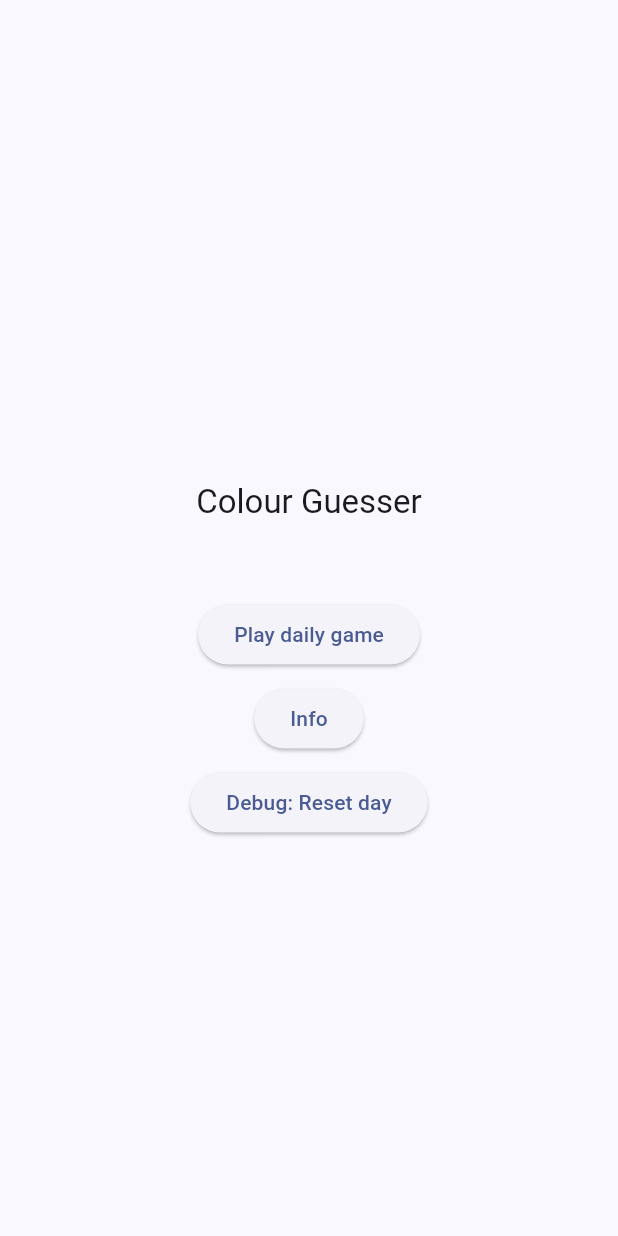
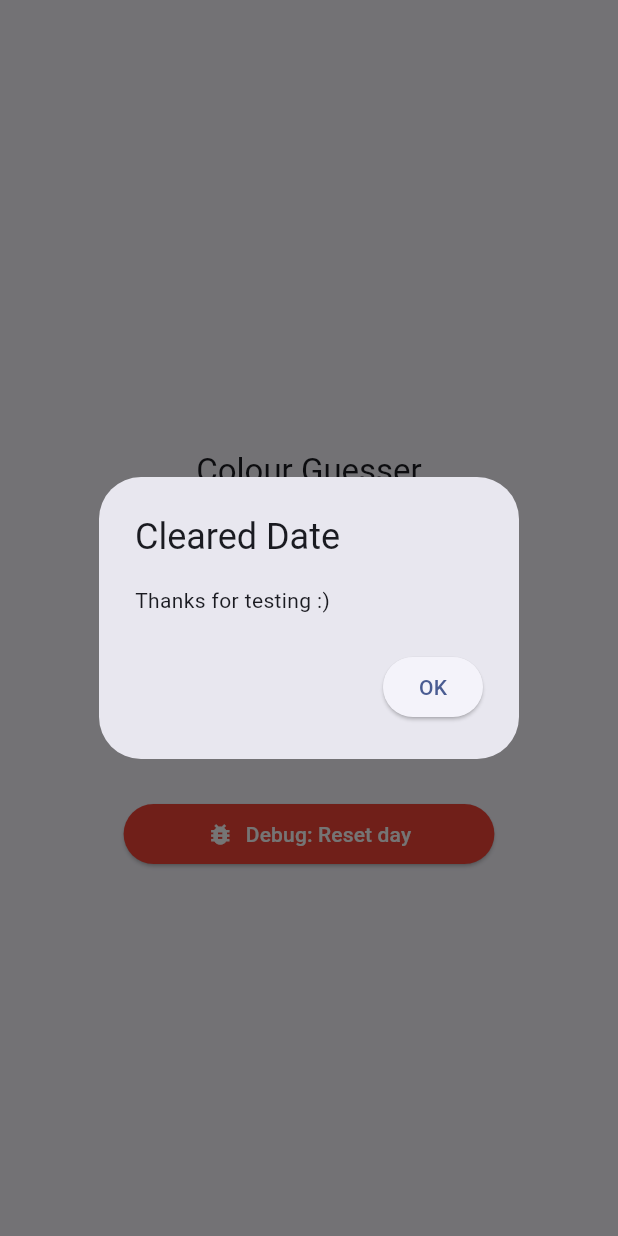
Before and after one commit to simonerlic/colour-guesser, a Flutter app: the screen it shows after launch, after a tap on "Debug: Reset day", on a phone screen of 412 x 824 dp. Run offline on Flutter 3.47's test engine with Material 2 defaults, Android fonts, the phone set to English and light mode, and no system bars; our stand-ins replace shared_preferences.

Commit message:
Update main menu to be a little more representable

```diff
--- a/lib/main.dart
+++ b/lib/main.dart
@@ -43,7 +43,8 @@ class StartPage extends StatelessWidget {
           context: context,
           builder: (context) => AlertDialog(
             title: const Text("Already Played"),
-            content: const Text("You've already played today. Come back tomorrow!"),
+            content:
+                const Text("You've already played today. Come back tomorrow!"),
             actions: [
               ElevatedButton(
                 child: const Text("OK"),
@@ -92,29 +93,65 @@ class StartPage extends StatelessWidget {
             ),
             Column(
               children: <Widget>[
-                ElevatedButton(
-                  child: const Text('Play daily game'),
-                  onPressed: () {
-                    _playGame(context);
-                  },
+                SizedBox(
+                  width: MediaQuery.of(context).size.width * 0.60,
+                  child: ElevatedButton(
+                    child: const Text('Daily Challenge'),
+                    onPressed: () {
+                      _playGame(context);
+                    },
+                  ),
                 ),
                 const SizedBox(
                   height: 8,
                 ),
-                ElevatedButton(
-                  child: const Text('Info'),
-                  onPressed: () {
-                    // Navigate to Info Page
-                  },
+                SizedBox(
+                  width: MediaQuery.of(context).size.width * 0.60,
+                  child: ElevatedButton(
+                    child: const Text('Random Challenge'),
+                    onPressed: () {
+                      _playGame(context);
+                    },
+                  ),
                 ),
                 const SizedBox(
-                  height: 8,
+                  height: 50,
                 ),
-                ElevatedButton(
-                  child: const Text('Debug: Reset day'),
-                  onPressed: () {
-                    _resetDate(context);
-                  },
+                SizedBox(
+                  width: MediaQuery.of(context).size.width * 0.60,
+                  child: ElevatedButton(
+                    onPressed: () {
+                      _resetDate(context);
+
+                      showDialog(
+                        context: context,
+                        builder: (context) => AlertDialog(
+                          title: const Text("Cleared Date"),
+                          content: const Text("Thanks for testing :)"),
+                          actions: [
+                            ElevatedButton(
+                              child: const Text("OK"),
+                              onPressed: () => Navigator.of(context).pop(),
+                            ),
+                          ],
+                        ),
+                      );
+                    },
+                    style: ElevatedButton.styleFrom(
+                      backgroundColor: Colors.red,
+                      foregroundColor: Colors.white,
+                    ),
+                    child: const Row(
+                      mainAxisSize: MainAxisSize.min,
+                      children: [
+                        Icon(Icons.bug_report),
+                        SizedBox(
+                          width: 8,
+                        ),
+                        Text('Debug: Reset day'),
+                      ],
+                    ),
+                  ),
                 ),
               ],
             )
```
